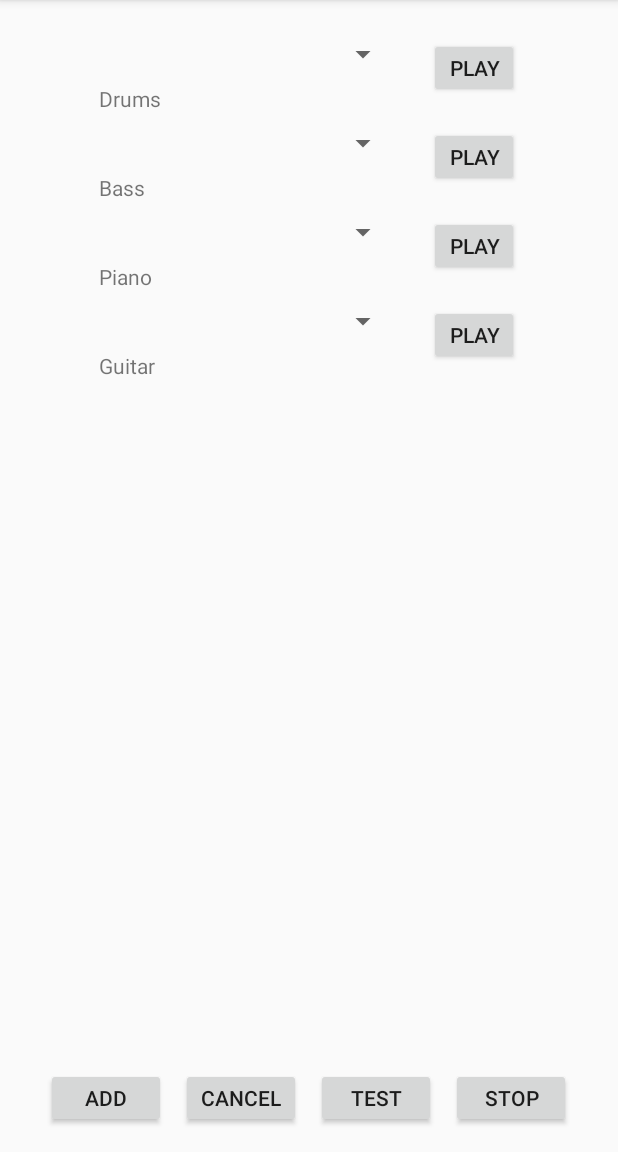
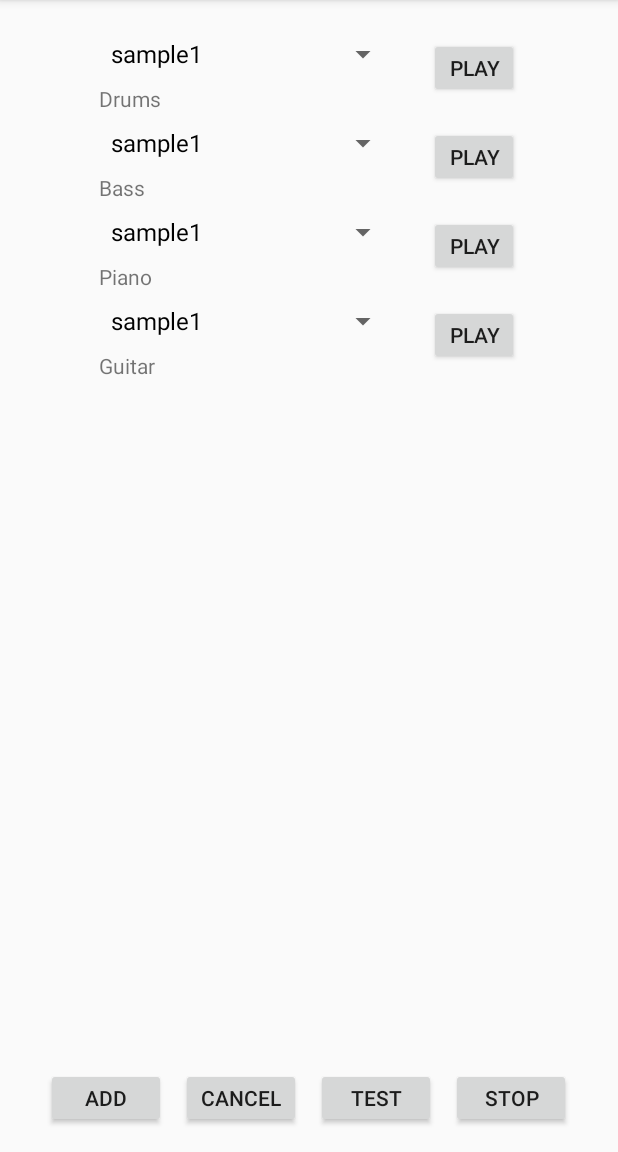
Before and after one commit to elcodyloco/cs246_MusicPlayer, an Android app: the Compose screen opened directly, with no data from a screen before it, on a phone screen of 412 x 824 dp, the part 84-1236 px from its top. Run offline under Robolectric (Android 15) with nearby library versions, the light colour scheme and no system bars.

Commit message:
Cody Yarwood: Milestone week 9

```diff
--- a/app/src/main/java/com/marksinventions/project/Compose.java
+++ b/app/src/main/java/com/marksinventions/project/Compose.java
@@ -1,26 +1,63 @@
+/* COMPOSE JAVA FILE */
+
 package com.marksinventions.project;
 
+import android.app.Activity;
+import android.media.MediaPlayer;
 import android.support.v7.app.AppCompatActivity;
 import android.os.Bundle;
 import android.view.View;
+import android.widget.LinearLayout;
+import android.widget.Spinner;
+import android.widget.ArrayAdapter;
+import android.widget.Button;
+
+import java.util.List;
+import java.util.ArrayList;
 
 public class Compose extends AppCompatActivity {
 
+    Button bPlay;
+
+    Spinner sGuitar;
+    Spinner sBass;
+    Spinner sDrums;
+    Spinner sPiano;
+
     @Override
     protected void onCreate(Bundle savedInstanceState) {
+
         super.onCreate(savedInstanceState);
         setContentView(R.layout.activity_compose);
-    }
 
-    public void add(View view) {
-    }
+        bPlay = (Button) findViewById(R.id.playGuitar);
 
-    public void cancel(View view) {
-    }
+        bPlay.setOnClickListener(new View.OnClickListener() {
+            @Override
+            public void onClick(View v) {
+            }
+        });
 
-    public void test(View view) {
-    }
+        sGuitar = (Spinner) findViewById(R.id.guitarSpinner);
+        sBass = (Spinner) findViewById(R.id.bassSpinner);
+        sDrums = (Spinner) findViewById(R.id.drumSpinner);
+        sPiano = (Spinner) findViewById(R.id.pianoSpinner);
 
-    public void stop(View view) {
+        ArrayAdapter gAdapter = ArrayAdapter.createFromResource(this, R.array.spinner_guitar, android.R.layout.simple_spinner_dropdown_item);
+        gAdapter.setDropDownViewResource(android.R.layout.simple_spinner_dropdown_item);
+        sGuitar.setAdapter(gAdapter);
+
+        ArrayAdapter bAdapter = ArrayAdapter.createFromResource(this, R.array.spinner_bass, android.R.layout.simple_spinner_dropdown_item);
+        gAdapter.setDropDownViewResource(android.R.layout.simple_spinner_dropdown_item);
+        sBass.setAdapter(bAdapter);
+
+        ArrayAdapter dAdapter = ArrayAdapter.createFromResource(this, R.array.spinner_drums, android.R.layout.simple_spinner_dropdown_item);
+        gAdapter.setDropDownViewResource(android.R.layout.simple_spinner_dropdown_item);
+        sDrums.setAdapter(dAdapter);
+
+        ArrayAdapter pAdapter = ArrayAdapter.createFromResource(this, R.array.spinner_piano, android.R.layout.simple_spinner_dropdown_item);
+        gAdapter.setDropDownViewResource(android.R.layout.simple_spinner_dropdown_item);
+        sPiano.setAdapter(pAdapter);
+
     }
 }
--- a/app/src/main/java/com/marksinventions/project/MainActivity.java
+++ b/app/src/main/java/com/marksinventions/project/MainActivity.java
@@ -1,12 +1,17 @@
+/* MAIN ACTIVITY JAVA FILE */
+
 package com.marksinventions.project;
 
 import android.app.AlertDialog;
 import android.content.DialogInterface;
+import android.content.Intent;
 import android.os.Bundle;
 import android.support.v7.app.AppCompatActivity;
 import android.view.View;
 import android.widget.AdapterView;
 import android.widget.GridView;
+
+import android.widget.ArrayAdapter;
 
 import java.util.ArrayList;
 import java.util.List;
@@ -33,6 +38,10 @@ public class MainActivity extends AppCompatActivity {
                 shortClick();
             }
         });
+    }
+
+    public void editSet(){
+
     }
 
     public void deleteSet(){
@@ -63,9 +72,15 @@ public void deleteSet(){
     }
 
     public void newSet(View view) {
+
+        Intent intent = new Intent(this, Compose.class);
+        startActivity(intent);
+
+        /*
         setsList.add(new Set());
         System.out.println(setsList.size() + " elements");
         adapter.notifyDataSetChanged();
+        */
     }
 
     public void save(View view) {
@@ -116,7 +131,5 @@ public void deleteSet(){
         AlertDialog dialog = builder.create();
         dialog.show();
 
-
     }
-
 }
--- a/app/src/main/res/layout/activity_compose.xml
+++ b/app/src/main/res/layout/activity_compose.xml
@@ -33,7 +33,8 @@
             android:layout_width="60dp"
             android:layout_height="40dp"
             android:layout_marginLeft="20dp"
-        android:text="Play"/>
+            android:text="Play"
+            android:id="@+id/playDrums" />
 
     </LinearLayout>
 
@@ -59,7 +60,8 @@
             android:layout_width="60dp"
             android:layout_height="40dp"
             android:layout_marginLeft="20dp"
-            android:text="Play"/>
+            android:text="Play"
+            android:id="@+id/playBass" />
 
     </LinearLayout>
 
@@ -85,7 +87,8 @@
             android:layout_width="60dp"
             android:layout_height="40dp"
             android:layout_marginLeft="20dp"
-            android:text="Play"/>
+            android:text="Play"
+            android:id="@+id/playPiano" />
 
     </LinearLayout>
 
@@ -111,7 +114,8 @@
             android:layout_width="60dp"
             android:layout_height="40dp"
             android:layout_marginLeft="20dp"
-            android:text="Play"/>
+            android:text="Play"
+            android:id="@+id/playGuitar" />
 
     </LinearLayout>
 
--- a/app/src/main/res/values/strings.xml
+++ b/app/src/main/res/values/strings.xml
@@ -1,3 +1,26 @@
 <resources>
     <string name="app_name">Project</string>
+
+    <string name="playGuitar">PlayG</string>
+
+    <string-array name="spinner_guitar">
+        <item>sample1</item>
+        <item>sample2</item>
+    </string-array>
+
+    <string-array name="spinner_drums">
+        <item>sample1</item>
+        <item>sample2</item>
+    </string-array>
+
+    <string-array name="spinner_bass">
+        <item>sample1</item>
+        <item>sample2</item>
+    </string-array>
+
+    <string-array name="spinner_piano">
+        <item>sample1</item>
+        <item>sample2</item>
+    </string-array>
+
 </resources>
```
Also changed, not shown: app/src/main/res/layout/activity_main.xml (line endings or trailing spaces). Lines whose indentation alone changed are shown as unchanged.
